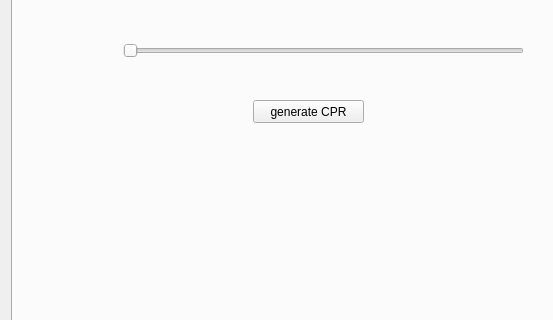
This is Plugins/org.mitk.lancet.movedata/src/internal/MoveDataControls.ui in zhaomengxiao/LancetMITK-Adition as Qt 5 draws it before an edit; both pictures show x 0 to 553 and y 157 to 477 of the 717 by 678 pixel window. The edited form follows.
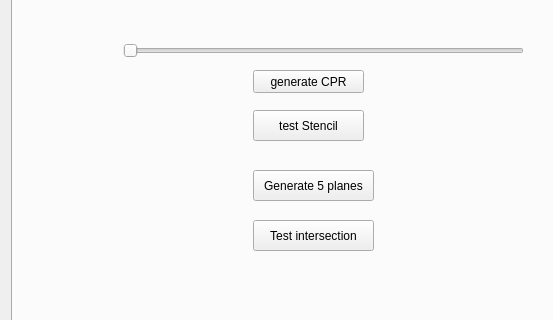
This is the edited form. The open tabs and pages were chosen to show the change. Custom widgets are drawn as their Qt base class.

```diff
--- a/Plugins/org.mitk.lancet.movedata/src/internal/MoveDataControls.ui
+++ b/Plugins/org.mitk.lancet.movedata/src/internal/MoveDataControls.ui
@@ -7,7 +7,7 @@
     <x>0</x>
     <y>0</y>
     <width>717</width>
-    <height>611</height>
+    <height>640</height>
    </rect>
   </property>
   <property name="minimumSize">
@@ -1068,7 +1068,7 @@
        <property name="geometry">
         <rect>
          <x>240</x>
-         <y>180</y>
+         <y>150</y>
          <width>111</width>
          <height>23</height>
         </rect>
@@ -1077,6 +1077,45 @@
         <string>generate CPR</string>
        </property>
       </widget>
+      <widget class="QPushButton" name="pushButton_testStencil">
+       <property name="geometry">
+        <rect>
+         <x>240</x>
+         <y>190</y>
+         <width>111</width>
+         <height>31</height>
+        </rect>
+       </property>
+       <property name="text">
+        <string>test Stencil</string>
+       </property>
+      </widget>
+      <widget class="QPushButton" name="pushButton_gen5planes">
+       <property name="geometry">
+        <rect>
+         <x>240</x>
+         <y>250</y>
+         <width>121</width>
+         <height>31</height>
+        </rect>
+       </property>
+       <property name="text">
+        <string>Generate 5 planes</string>
+       </property>
+      </widget>
+      <widget class="QPushButton" name="pushButton_testIntersect">
+       <property name="geometry">
+        <rect>
+         <x>240</x>
+         <y>300</y>
+         <width>121</width>
+         <height>31</height>
+        </rect>
+       </property>
+       <property name="text">
+        <string>Test intersection</string>
+       </property>
+      </widget>
      </widget>
     </widget>
    </item>
```
Left out of the diff: 9 changed lines with no effect on the pictures.
